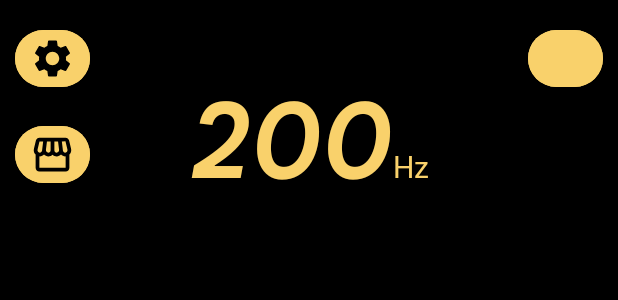
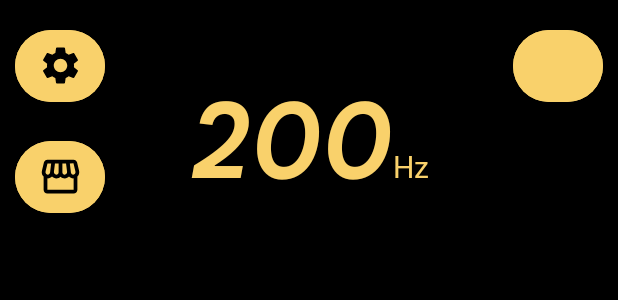
Before and after one commit to badbanii/refresh-rate-checker, an Android app: the layout fragment_main.xml on its own in the app's theme, with its tools: preview values and no code run, on a phone screen of 412 x 824 dp. Shown: the top 300 px of the screen. Run offline under Robolectric (Android 15) with nearby library versions, the light colour scheme and no system bars.

Commit message:
ui update

```diff
--- a/app/src/main/res/layout/fragment_main.xml
+++ b/app/src/main/res/layout/fragment_main.xml
@@ -43,8 +43,8 @@
 
     <com.google.android.material.button.MaterialButton
         android:id="@+id/button_settings"
-        android:layout_width="50dp"
-        android:layout_height="50dp"
+        android:layout_width="60dp"
+        android:layout_height="60dp"
         app:layout_constraintStart_toStartOf="parent"
         app:layout_constraintTop_toTopOf="parent"
         app:cornerRadius="180dp"
@@ -59,8 +59,8 @@
 
     <com.google.android.material.button.MaterialButton
         android:id="@+id/button_menu"
-        android:layout_width="50dp"
-        android:layout_height="50dp"
+        android:layout_width="60dp"
+        android:layout_height="60dp"
         app:layout_constraintStart_toStartOf="parent"
         app:layout_constraintTop_toBottomOf="@id/button_settings"
         app:cornerRadius="180dp"
@@ -74,8 +74,8 @@
         />
 
     <com.google.android.material.button.MaterialButton
-        android:layout_width="50dp"
-        android:layout_height="50dp"
+        android:layout_width="60dp"
+        android:layout_height="60dp"
         app:layout_constraintEnd_toEndOf="parent"
         app:layout_constraintTop_toTopOf="parent"
         app:cornerRadius="180dp"
```
